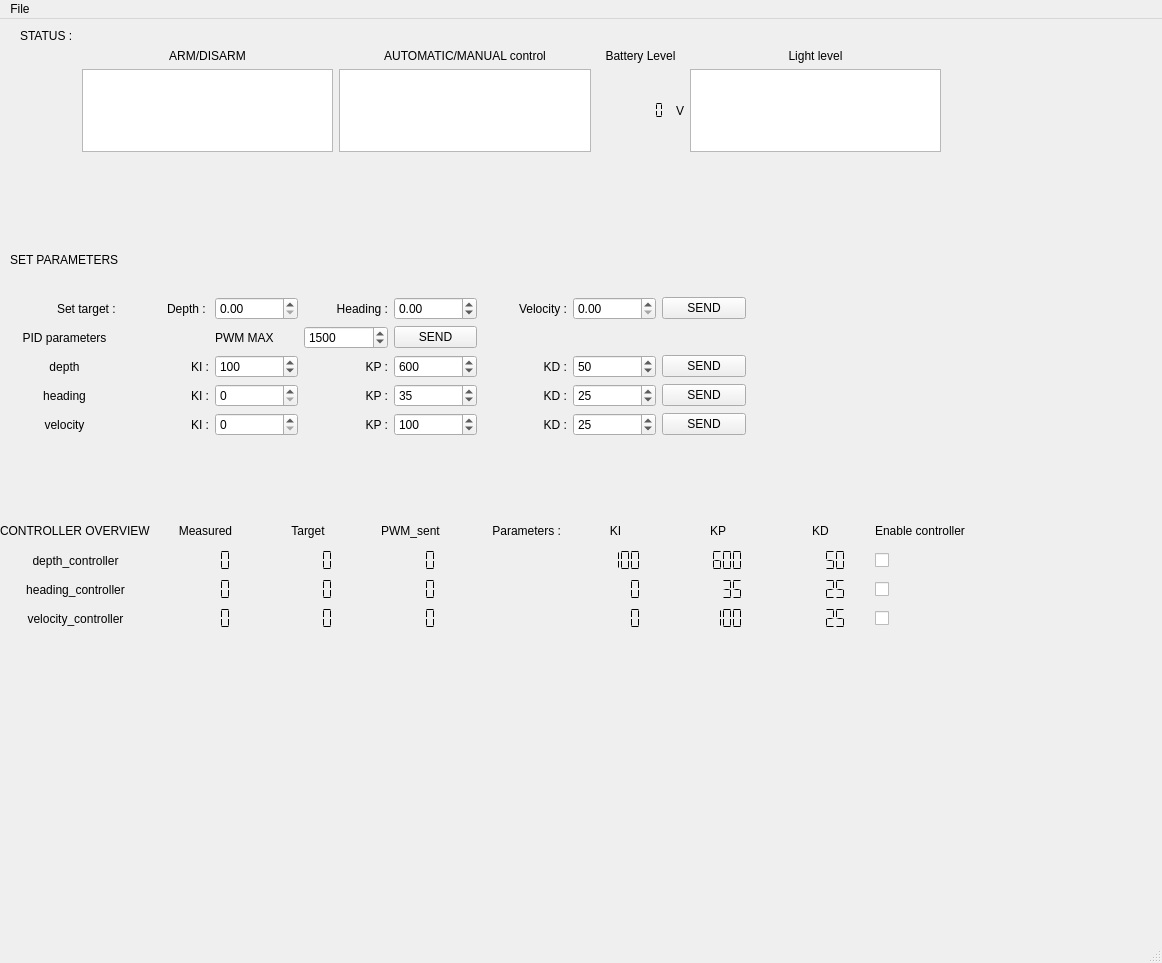
First picture: the form in src/interface/BlueRov2.ui, repository cyrilcotsaftis/bluerov_ros_playground, before the edit.
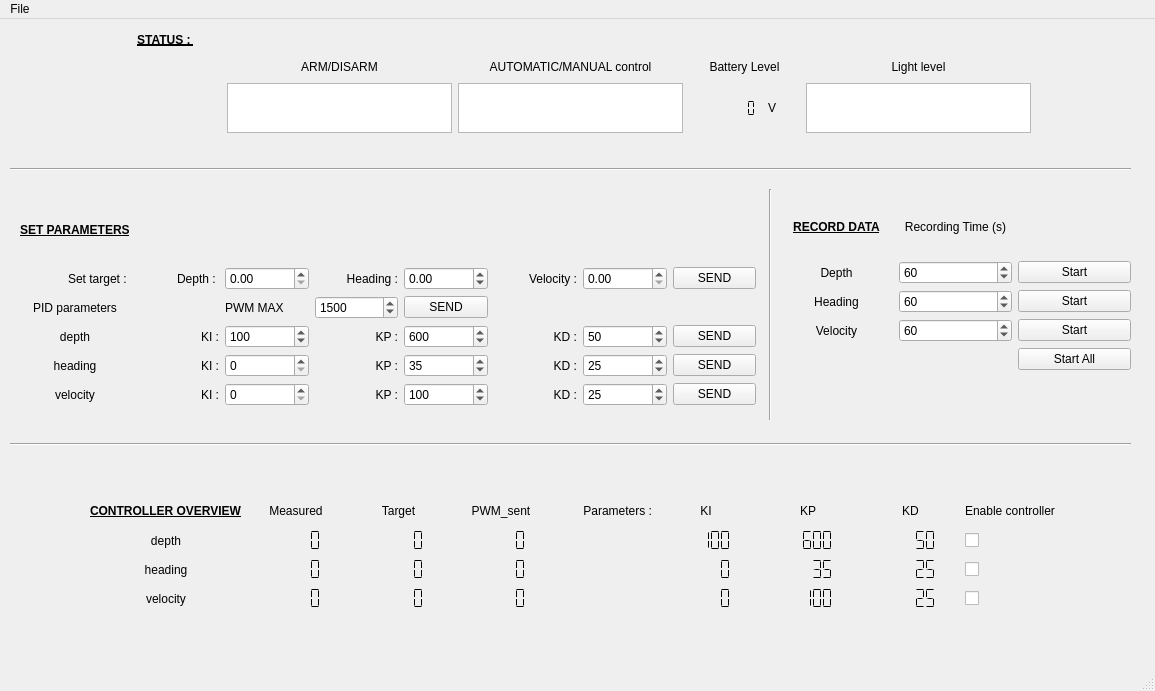
Second picture: the form after the edit.

Commit message: ajout pour enregistrer des données capteurs (à relier dans le .py)

```diff
--- a/src/interface/BlueRov2.ui
+++ b/src/interface/BlueRov2.ui
@@ -6,8 +6,8 @@
    <rect>
     <x>0</x>
     <y>0</y>
-    <width>1162</width>
-    <height>963</height>
+    <width>1155</width>
+    <height>691</height>
    </rect>
   </property>
   <property name="sizePolicy">
@@ -26,8 +26,8 @@
    <widget class="QWidget" name="gridLayoutWidget">
     <property name="geometry">
      <rect>
-      <x>10</x>
-      <y>210</y>
+      <x>20</x>
+      <y>180</y>
       <width>736</width>
       <height>207</height>
      </rect>
@@ -111,6 +111,13 @@
      </item>
      <item row="0" column="0">
       <widget class="QLabel" name="label_6">
+       <property name="font">
+        <font>
+         <weight>75</weight>
+         <bold>true</bold>
+         <underline>true</underline>
+        </font>
+       </property>
        <property name="text">
         <string>SET PARAMETERS</string>
        </property>
@@ -385,8 +392,8 @@
    <widget class="QWidget" name="gridLayoutWidget_2">
     <property name="geometry">
      <rect>
-      <x>0</x>
-      <y>500</y>
+      <x>90</x>
+      <y>480</y>
       <width>971</width>
       <height>111</height>
      </rect>
@@ -464,7 +471,7 @@
      <item row="3" column="0">
       <widget class="QLabel" name="label_4">
        <property name="text">
-        <string>heading_controller</string>
+        <string>heading</string>
        </property>
        <property name="alignment">
         <set>Qt::AlignCenter</set>
@@ -494,7 +501,7 @@
      <item row="4" column="0">
       <widget class="QLabel" name="label_5">
        <property name="text">
-        <string>velocity_controller</string>
+        <string>velocity</string>
        </property>
        <property name="alignment">
         <set>Qt::AlignCenter</set>
@@ -523,6 +530,13 @@
      </item>
      <item row="0" column="0">
       <widget class="QLabel" name="label_2">
+       <property name="font">
+        <font>
+         <weight>75</weight>
+         <bold>true</bold>
+         <underline>true</underline>
+        </font>
+       </property>
        <property name="text">
         <string>CONTROLLER OVERVIEW</string>
        </property>
@@ -538,7 +552,7 @@
      <item row="2" column="0">
       <widget class="QLabel" name="label_3">
        <property name="text">
-        <string>depth_controller</string>
+        <string>depth</string>
        </property>
        <property name="alignment">
         <set>Qt::AlignCenter</set>
@@ -748,13 +762,16 @@
    <widget class="QWidget" name="gridLayoutWidget_3">
     <property name="geometry">
      <rect>
-      <x>20</x>
+      <x>110</x>
       <y>10</y>
       <width>921</width>
-      <height>123</height>
+      <height>104</height>
      </rect>
     </property>
-    <layout class="QGridLayout" name="gridLayout_status">
+    <layout class="QGridLayout" name="gridLayout_status" rowminimumheight="20,20,50">
+     <property name="sizeConstraint">
+      <enum>QLayout::SetMinimumSize</enum>
+     </property>
      <item row="2" column="3">
       <layout class="QHBoxLayout" name="horizontalLayout">
        <item>
@@ -815,9 +832,19 @@
      </item>
      <item row="0" column="0">
       <widget class="QLabel" name="label">
+       <property name="font">
+        <font>
+         <weight>75</weight>
+         <bold>true</bold>
+         <underline>true</underline>
+        </font>
+       </property>
        <property name="text">
         <string>STATUS : </string>
        </property>
+       <property name="alignment">
+        <set>Qt::AlignCenter</set>
+       </property>
       </widget>
      </item>
      <item row="1" column="3">
@@ -831,10 +858,30 @@
       </widget>
      </item>
      <item row="2" column="1">
-      <widget class="QTextBrowser" name="arm_disarm_display"/>
+      <widget class="QTextBrowser" name="arm_disarm_display">
+       <property name="maximumSize">
+        <size>
+         <width>225</width>
+         <height>50</height>
+        </size>
+       </property>
+      </widget>
      </item>
      <item row="2" column="2">
-      <widget class="QTextBrowser" name="automatic_manual_ctrl_display"/>
+      <widget class="QTextBrowser" name="automatic_manual_ctrl_display">
+       <property name="sizePolicy">
+        <sizepolicy hsizetype="MinimumExpanding" vsizetype="Preferred">
+         <horstretch>0</horstretch>
+         <verstretch>0</verstretch>
+        </sizepolicy>
+       </property>
+       <property name="maximumSize">
+        <size>
+         <width>225</width>
+         <height>50</height>
+        </size>
+       </property>
+      </widget>
      </item>
      <item row="1" column="0">
       <widget class="QLabel" name="label_31">
@@ -844,7 +891,14 @@
       </widget>
      </item>
      <item row="2" column="5">
-      <widget class="QTextBrowser" name="light_level_display"/>
+      <widget class="QTextBrowser" name="light_level_display">
+       <property name="maximumSize">
+        <size>
+         <width>225</width>
+         <height>50</height>
+        </size>
+       </property>
+      </widget>
      </item>
      <item row="1" column="5">
       <widget class="QLabel" name="label_35">
@@ -858,13 +912,200 @@
      </item>
     </layout>
    </widget>
+   <widget class="QWidget" name="gridLayoutWidget_4">
+    <property name="geometry">
+     <rect>
+      <x>780</x>
+      <y>180</y>
+      <width>351</width>
+      <height>171</height>
+     </rect>
+    </property>
+    <layout class="QGridLayout" name="gridLayout_record_data">
+     <item row="3" column="0">
+      <widget class="QLabel" name="label_42">
+       <property name="text">
+        <string>Velocity</string>
+       </property>
+       <property name="alignment">
+        <set>Qt::AlignCenter</set>
+       </property>
+      </widget>
+     </item>
+     <item row="1" column="2">
+      <widget class="QPushButton" name="pushButton_record_depth">
+       <property name="text">
+        <string>Start</string>
+       </property>
+      </widget>
+     </item>
+     <item row="2" column="1">
+      <widget class="QSpinBox" name="spinBox_heading_record_time">
+       <property name="maximum">
+        <number>3600</number>
+       </property>
+       <property name="singleStep">
+        <number>60</number>
+       </property>
+       <property name="value">
+        <number>60</number>
+       </property>
+      </widget>
+     </item>
+     <item row="0" column="0">
+      <widget class="QLabel" name="label_39">
+       <property name="font">
+        <font>
+         <weight>75</weight>
+         <bold>true</bold>
+         <underline>true</underline>
+        </font>
+       </property>
+       <property name="frameShape">
+        <enum>QFrame::NoFrame</enum>
+       </property>
+       <property name="frameShadow">
+        <enum>QFrame::Plain</enum>
+       </property>
+       <property name="text">
+        <string>RECORD DATA</string>
+       </property>
+       <property name="textFormat">
+        <enum>Qt::AutoText</enum>
+       </property>
+       <property name="scaledContents">
+        <bool>true</bool>
+       </property>
+       <property name="alignment">
+        <set>Qt::AlignCenter</set>
+       </property>
+      </widget>
+     </item>
+     <item row="1" column="0">
+      <widget class="QLabel" name="label_40">
+       <property name="text">
+        <string>Depth</string>
+       </property>
+       <property name="alignment">
+        <set>Qt::AlignCenter</set>
+       </property>
+      </widget>
+     </item>
+     <item row="2" column="2">
+      <widget class="QPushButton" name="pushButton_record_heading">
+       <property name="text">
+        <string>Start</string>
+       </property>
+      </widget>
+     </item>
+     <item row="0" column="1">
+      <widget class="QLabel" name="label_43">
+       <property name="text">
+        <string>Recording Time (s)</string>
+       </property>
+       <property name="alignment">
+        <set>Qt::AlignCenter</set>
+       </property>
+      </widget>
+     </item>
+     <item row="2" column="0">
+      <widget class="QLabel" name="label_41">
+       <property name="text">
+        <string>Heading</string>
+       </property>
+       <property name="alignment">
+        <set>Qt::AlignCenter</set>
+       </property>
+      </widget>
+     </item>
+     <item row="1" column="1">
+      <widget class="QSpinBox" name="spinBox_depth_record_time">
+       <property name="maximum">
+        <number>3600</number>
+       </property>
+       <property name="singleStep">
+        <number>60</number>
+       </property>
+       <property name="value">
+        <number>60</number>
+       </property>
+      </widget>
+     </item>
+     <item row="3" column="2">
+      <widget class="QPushButton" name="pushButton_record_velocity">
+       <property name="text">
+        <string>Start</string>
+       </property>
+      </widget>
+     </item>
+     <item row="3" column="1">
+      <widget class="QSpinBox" name="spinBox_velocity_record_time">
+       <property name="maximum">
+        <number>3600</number>
+       </property>
+       <property name="singleStep">
+        <number>60</number>
+       </property>
+       <property name="value">
+        <number>60</number>
+       </property>
+      </widget>
+     </item>
+     <item row="4" column="2">
+      <widget class="QPushButton" name="pushButton_record_all">
+       <property name="text">
+        <string>Start All</string>
+       </property>
+      </widget>
+     </item>
+    </layout>
+   </widget>
+   <widget class="Line" name="line">
+    <property name="geometry">
+     <rect>
+      <x>10</x>
+      <y>140</y>
+      <width>1121</width>
+      <height>20</height>
+     </rect>
+    </property>
+    <property name="orientation">
+     <enum>Qt::Horizontal</enum>
+    </property>
+   </widget>
+   <widget class="Line" name="line_2">
+    <property name="geometry">
+     <rect>
+      <x>10</x>
+      <y>390</y>
+      <width>1121</width>
+      <height>71</height>
+     </rect>
+    </property>
+    <property name="orientation">
+     <enum>Qt::Horizontal</enum>
+    </property>
+   </widget>
+   <widget class="Line" name="line_3">
+    <property name="geometry">
+     <rect>
+      <x>760</x>
+      <y>170</y>
+      <width>20</width>
+      <height>231</height>
+     </rect>
+    </property>
+    <property name="orientation">
+     <enum>Qt::Vertical</enum>
+    </property>
+   </widget>
   </widget>
   <widget class="QMenuBar" name="menubar">
    <property name="geometry">
     <rect>
      <x>0</x>
      <y>0</y>
-     <width>1162</width>
+     <width>1155</width>
      <height>25</height>
     </rect>
    </property>
```
Left out of the diff: 13 changed lines with no effect on the pictures. The commit also changes 1 other file.
